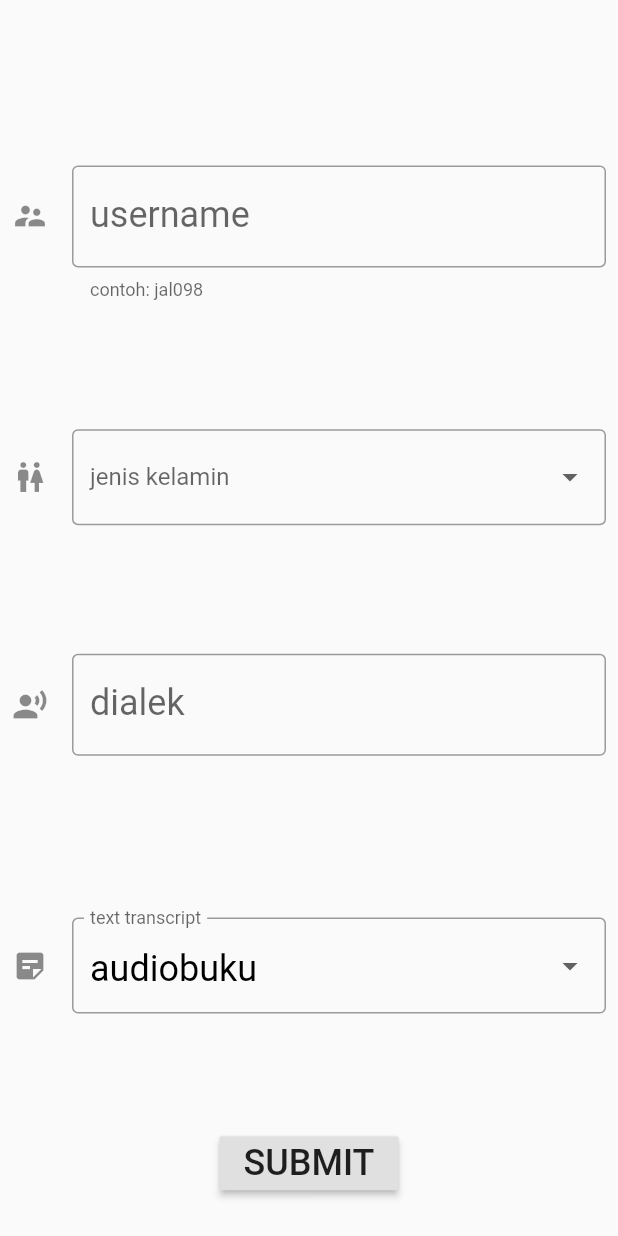
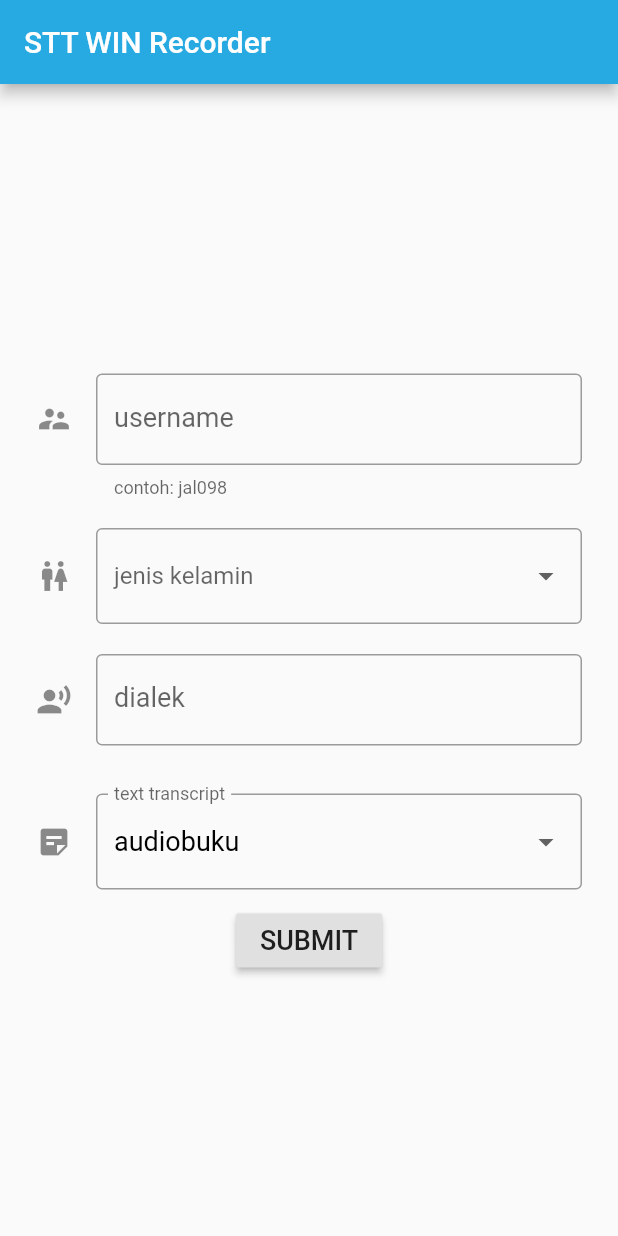
Before and after one commit to ropok/flutter-recorder, a Flutter app: the screen it shows after launch, on a phone screen of 412 x 824 dp. Run offline on Flutter 3.47's test engine with Material 2 defaults, Android fonts, the phone set to English and light mode, and no system bars; our stand-ins replace audioplayers, file; missing offline and left inert: flutter_audio_recorder; accounts and stored records are empty.

Commit message:
build(first-version): tested some android devices
worked properly

```diff
--- a/stt_win_record/lib/main.dart
+++ b/stt_win_record/lib/main.dart
@@ -40,6 +40,9 @@ class _MyAppState extends State<MyApp> {
   Widget build(BuildContext context) {
     return new MaterialApp(
       home: new Scaffold(
+        appBar: AppBar(
+            title: Text("STT WIN Recorder"),
+            backgroundColor: Color.fromARGB(255, 39, 169, 225)),
         body: SafeArea(
           child: new RecorderExample(),
         ),
@@ -79,9 +82,10 @@ class RecorderExampleState extends State<RecorderExample> {
   Widget build(BuildContext context) {
     return new Center(
       child: new Padding(
-        padding: new EdgeInsets.all(8.0),
+        padding: new EdgeInsets.all(24.0),
+        child: SingleChildScrollView(
           child: new Column(
-            mainAxisAlignment: MainAxisAlignment.spaceAround,
+              mainAxisAlignment: MainAxisAlignment.center,
               children: <Widget>[
                 SizedBox(height: 0.0),
                 // Text Box Username
@@ -89,7 +93,7 @@ class RecorderExampleState extends State<RecorderExample> {
                 TextField(
                   controller: usernameField,
                   style: TextStyle(
-                  fontSize: 24,
+                    fontSize: 18,
                     color: Colors.black,
                   ),
                   decoration: InputDecoration(
@@ -119,7 +123,7 @@ class RecorderExampleState extends State<RecorderExample> {
                       });
                     },
                     style: TextStyle(
-                    fontSize: 24,
+                      fontSize: 18,
                       color: Colors.black,
                     ),
                     decoration: InputDecoration(
@@ -133,7 +137,7 @@ class RecorderExampleState extends State<RecorderExample> {
                 TextField(
                   controller: dialekField,
                   style: TextStyle(
-                  fontSize: 24,
+                    fontSize: 18,
                     color: Colors.black,
                   ),
                   decoration: InputDecoration(
@@ -145,7 +149,7 @@ class RecorderExampleState extends State<RecorderExample> {
                   ),
                 ),
                 // >> Dropdown transcript
-              SizedBox(height: 20.0),
+                SizedBox(height: 10.0),
                 DropdownButtonFormField<String>(
                     value: _transcript,
                     items: [
@@ -192,7 +196,7 @@ class RecorderExampleState extends State<RecorderExample> {
                       });
                     },
                     style: TextStyle(
-                    fontSize: 24,
+                      fontSize: 18,
                       color: Colors.black,
                     ),
                     decoration: InputDecoration(
@@ -205,7 +209,7 @@ class RecorderExampleState extends State<RecorderExample> {
                 RaisedButton(
                   child: Text(
                     'SUBMIT',
-                  style: TextStyle(fontSize: 24),
+                    style: TextStyle(fontSize: 18),
                   ),
                   onPressed: () {
                     print("a");
@@ -264,6 +268,7 @@ class RecorderExampleState extends State<RecorderExample> {
                   },
                 ),
               ]),
+        ),
       ),
     );
   }
```
Lines whose indentation alone changed are shown as unchanged.
